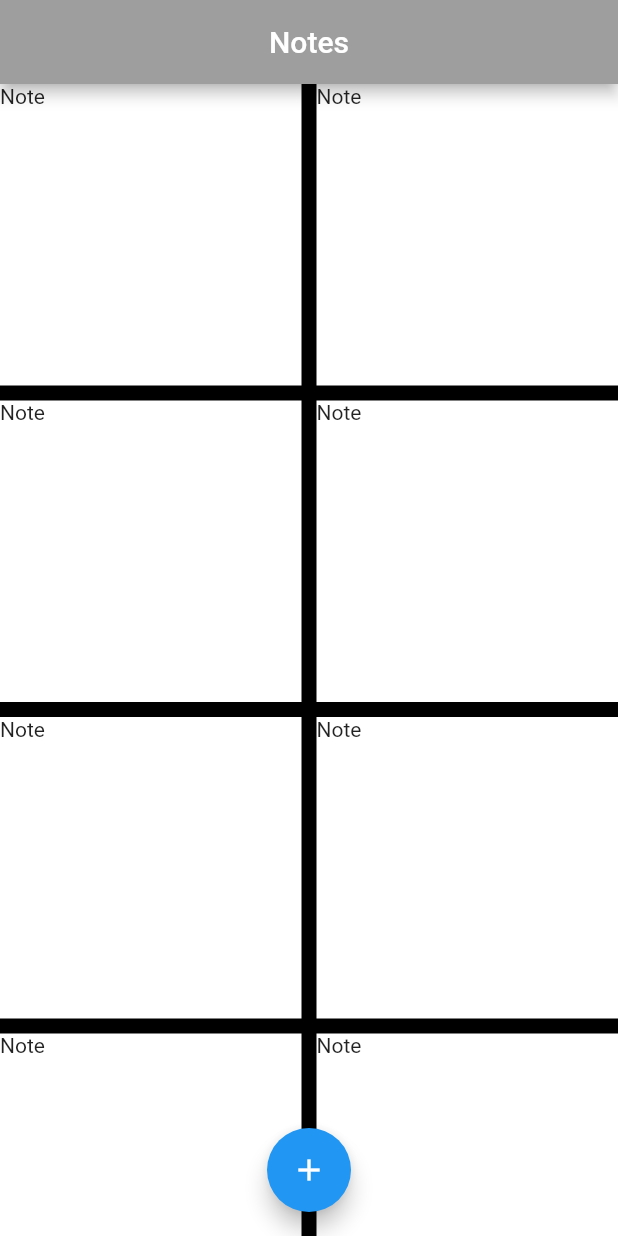
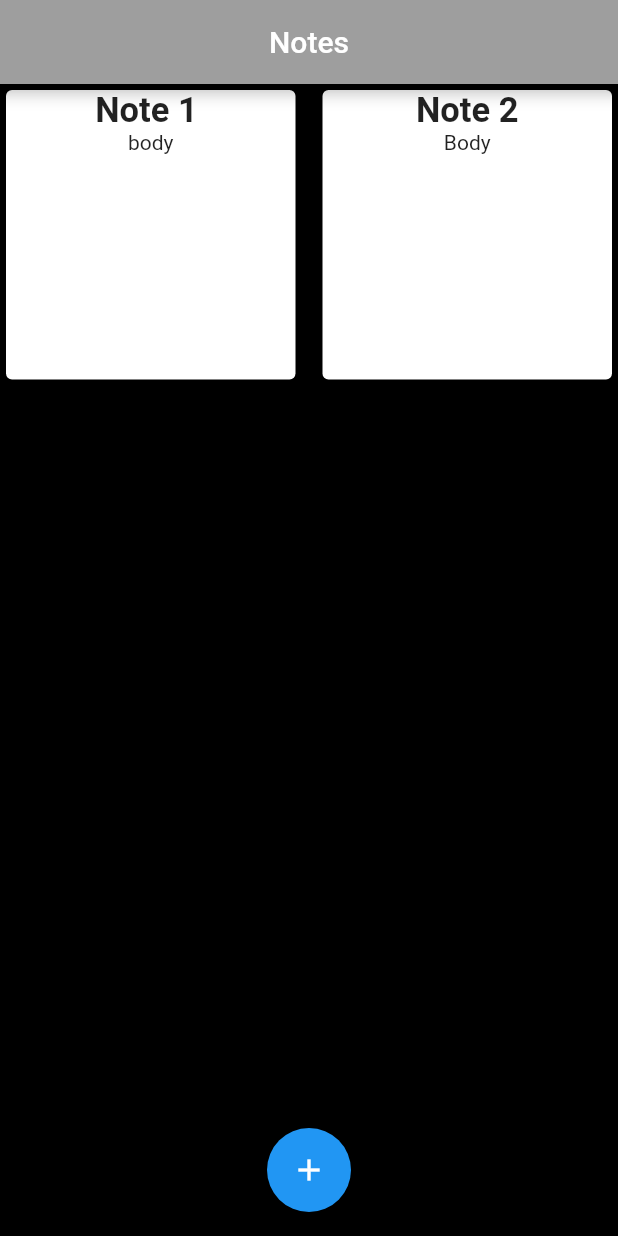
Before and after one commit to sadlerb/Notes, a Flutter app: the screen it shows after launch, on a phone screen of 412 x 824 dp. Run offline on Flutter 3.47's test engine with Material 2 defaults, Android fonts, the phone set to English and light mode, and no system bars.

Commit message:
Added some functionality

```diff
--- a/lib/main.dart
+++ b/lib/main.dart
@@ -1,4 +1,5 @@
 import 'package:flutter/material.dart';
+import 'package:note/services/note.dart';
 
 void main() {
   runApp(Notes());
@@ -10,6 +11,7 @@ class Notes extends StatefulWidget {
 }
 
 class _NotesState extends State<Notes> {
+    List<Note> notes = [Note('Note 1 ', 'body'), Note('Note 2', 'Body')];
   @override
   Widget build(BuildContext context) {
     return MaterialApp(
@@ -24,55 +26,21 @@ class _NotesState extends State<Notes> {
           crossAxisCount: 2,
           crossAxisSpacing: 10,
           mainAxisSpacing: 10,
-          children: <Widget>[
-            Container(
-              color: Colors.white,
-              child: Text('Note'),
-            ),
-            Container(
-              color: Colors.white,
-              child: Text('Note'),
-            ),
-            Container(
-              color: Colors.white,
-              child: Text('Note'),
-            ),
-            Container(
-              color: Colors.white,
-              child: Text('Note'),
-            ),
-            Container(
-              color: Colors.white,
-              child: Text('Note'),
-            ),
-            Container(
-              color: Colors.white,
-              child: Text('Note'),
-            ),
-            Container(
-              color: Colors.white,
-              child: Text('Note'),
-            ),
-            Container(
-              color: Colors.white,
-              child: Text('Note'),
-            ),
-            Container(
-              color: Colors.white,
-              child: Text('Note'),
-            ),
-            Container(
-              color: Colors.white,
-              child: Text('Note'),
-            ),
-          ],
+          children: notes.map((e) => e.getNote()).toList()
         ),
         floatingActionButton: FloatingActionButton(
-          onPressed: null,
+          onPressed: (){
+            notes.add(Note('Note 3', 'body'));
+            setState(() {
+
+            });
+          },
           child: Icon(Icons.add),
         ),
         floatingActionButtonLocation: FloatingActionButtonLocation.centerFloat,
       ),
     );
   }
+
+
 }
--- /dev/null
+++ b/lib/services/note.dart
@@ -0,0 +1,25 @@
+import 'package:flutter/material.dart';
+
+class Note {
+  String title;
+  String body;
+
+  Note(this.title, this.body);
+
+  Card getNote() {
+
+    return Card(
+      child: Container(
+        child: Column(
+          children: <Widget>[
+            Text(
+              title,
+              style: TextStyle(fontWeight: FontWeight.bold, fontSize: 23),
+            ),
+            Text(body)
+          ],
+        ),
+      ),
+    );
+  }
+}
```
Also changed, not shown: services/note.dart (deleted).
